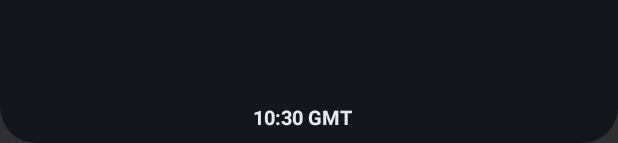
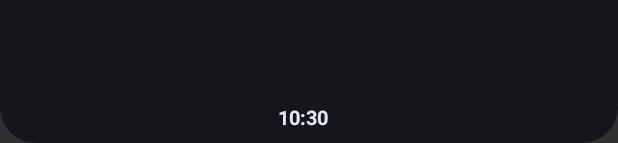
Before and after one commit to eugene8080/market-sessions, an Android app: the layout widget_dial.xml on its own in the app's theme, with its tools: preview values and no code run, on a phone screen of 412 x 824 dp. Shown: the part 1093-1236 px from the top of the screen. Run offline under Robolectric (Android 15) with nearby library versions, the phone set to English and light mode, and no system bars.

Commit message:
Draw the widget dial in the phone's own time zone
The widget defaulted to GMT+0, matching the web app's out of the box
setting rather than the phone's clock, so on a device at GMT-4 the hands
sat an hour hand's width away from where the app drew them and the digital
line read 06:18 GMT beside a status bar reading 02:18. Nothing was wrong
with the arithmetic, only with which zone it was asked about.

Config.displayZone becomes a function returning ZoneId.systemDefault(),
read on every redraw rather than cached at class load, so travelling or a
clock change lands on the next tick; the TIMEZONE_CHANGED receiver already
forces that redraw. The TextClock drops its UTC override and its GMT
suffix to match.

Verified off device against the reported case: at 2026-08-31T06:18Z on
America/New_York the hour hand moves from 94.5 to 34.5 degrees, where the
app's own dial puts it, and the session states are untouched.

Co-Authored-By: Claude Opus 5 <noreply@anthropic.com>
Claude-Session: https://claude.ai/code/session_01E9f8ABgUMvZVKGPcHM8fTV

```diff
--- a/android/app/build.gradle.kts
+++ b/android/app/build.gradle.kts
@@ -11,8 +11,8 @@ android {
         applicationId = "com.marketsessions.widget"
         minSdk = 26
         targetSdk = 34
-        versionCode = 1
-        versionName = "1.0"
+        versionCode = 2
+        versionName = "1.1"
     }
 
     buildTypes {
--- a/android/app/src/main/java/com/marketsessions/widget/DialRenderer.kt
+++ b/android/app/src/main/java/com/marketsessions/widget/DialRenderer.kt
@@ -160,7 +160,7 @@ class DialRenderer(private val size: Int) {
     private fun degreesOf(instant: Instant) = minuteOfDay(instant) / 1440f * 360f
 
     private fun minuteOfDay(instant: Instant): Float {
-        val time = instant.atZone(Config.displayZone)
+        val time = instant.atZone(Config.displayZone())
         return time.hour * 60f + time.minute + time.second / 60f
     }
 
--- a/android/app/src/main/res/layout/widget_dial.xml
+++ b/android/app/src/main/res/layout/widget_dial.xml
@@ -28,12 +28,11 @@
             android:id="@+id/clock"
             android:layout_width="wrap_content"
             android:layout_height="wrap_content"
-            android:format12Hour="HH:mm 'GMT'"
-            android:format24Hour="HH:mm 'GMT'"
+            android:format12Hour="HH:mm"
+            android:format24Hour="HH:mm"
             android:textColor="#E6E9F0"
             android:textSize="13sp"
-            android:textStyle="bold"
-            android:timeZone="UTC" />
+            android:textStyle="bold" />
 
         <TextView
             android:id="@+id/status"
```
Also changed, not shown: android/app/src/main/java/com/marketsessions/widget/Config.kt (+8 -2 lines), 1 other file.
